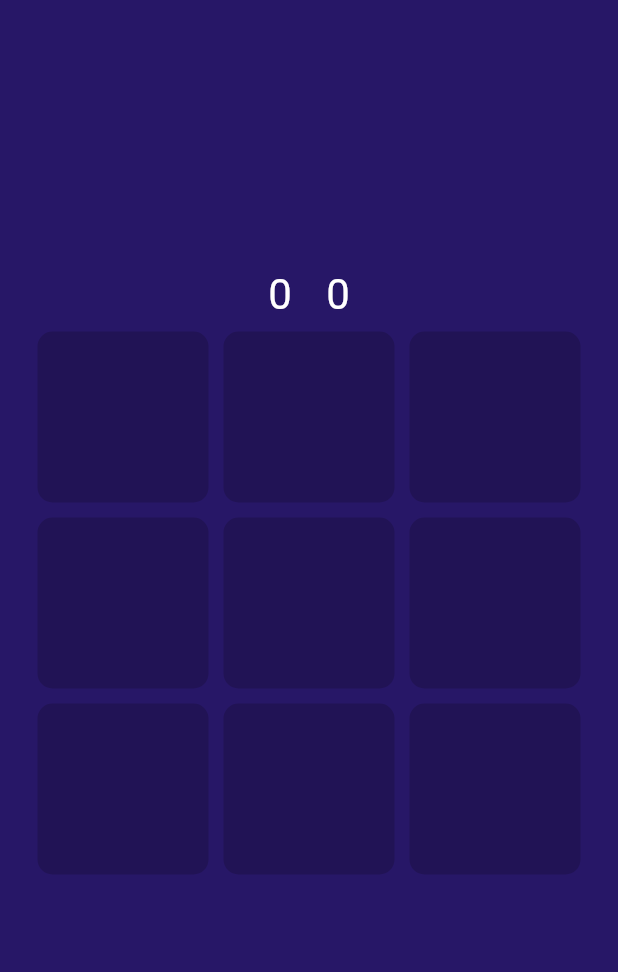
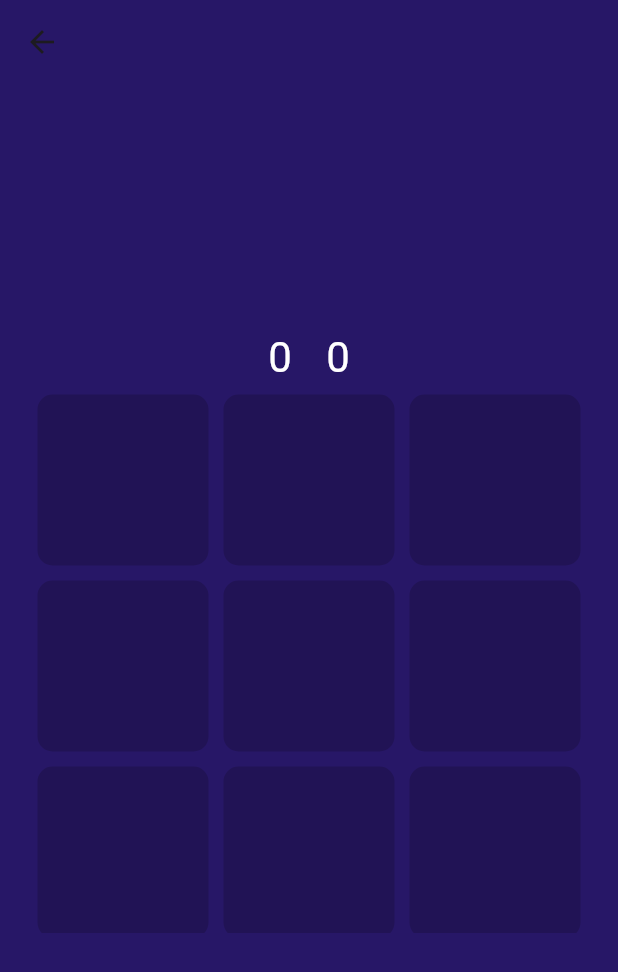
Before and after one commit to AbdelrahmanFarag111/xo, a Flutter app: the screen it shows after launch, after a tap on an icon or button, on a phone screen of 412 x 824 dp. Shown: the top 972 px of the screen. Run offline on Flutter 3.47's test engine with Material 3 defaults, Android fonts, the phone set to English and light mode, and no system bars; our stand-ins replace google_fonts; Roboto replaces fonts that are missing (Coiny).

Commit message:
edit in ui

```diff
--- a/lib/viewmodels/login_viewmodel.dart
+++ b/lib/viewmodels/login_viewmodel.dart
@@ -17,7 +17,7 @@ class LoginViewModel extends ChangeNotifier {
   void navigateToGameScreen(BuildContext context) {
     PlayerModel playerModel =
         PlayerModel(playerOne.text, switchValue, playerTwo.text);
-    Navigator.pushReplacementNamed(context, GameScreen.routeName,
+    Navigator.pushNamed(context, GameScreen.routeName,
         arguments: playerModel);
   }
 }
--- a/lib/views/game_screen.dart
+++ b/lib/views/game_screen.dart
@@ -7,6 +7,7 @@ import '../viewmodels/game_viewmodel.dart';
 
 class GameScreen extends StatelessWidget {
   static const String routeName = 'GameScreen';
+
   const GameScreen({
     super.key,
   });
@@ -19,6 +20,9 @@ class GameScreen extends StatelessWidget {
       child: Consumer<GameViewModel>(
         builder: (context, gameViewModel, _) {
           return Scaffold(
+            appBar: AppBar(
+              backgroundColor: AppConstants.bgColor,
+            ),
             backgroundColor: AppConstants.bgColor,
             body: Padding(
               padding: const EdgeInsets.all(20),
@@ -88,7 +92,8 @@ class GameScreen extends StatelessWidget {
                               child: Center(
                                 child: Text(
                                   gameViewModel.bordState[index],
-                                  style: AppConstants.customFontWhite.copyWith(fontSize: 64),
+                                  style: AppConstants.customFontWhite
+                                      .copyWith(fontSize: 64),
                                 ),
                               ),
                             ),
--- a/lib/views/login_screen.dart
+++ b/lib/views/login_screen.dart
@@ -17,6 +17,19 @@ class LoginScreen extends StatelessWidget {
       child: Consumer<LoginViewModel>(
         builder: (context, loginViewModel, _) {
           return Scaffold(
+            appBar: AppBar(
+              backgroundColor: AppConstants.bgColor,
+              leading: IconButton(
+                onPressed: () {
+
+                },
+                icon: const Icon(
+                  Icons.list,
+                  color: Colors.white,
+                  size: 40,
+                ),
+              ),
+            ),
             backgroundColor: AppConstants.bgColor,
             body: Padding(
               padding: const EdgeInsets.all(20.0),
@@ -104,7 +117,7 @@ class LoginScreen extends StatelessWidget {
                           style: AppConstants.customFontWhite
                               .copyWith(color: AppConstants.bgColor),
                         ),
-                      )
+                      ),
                     ],
                   ),
                 ),
```
